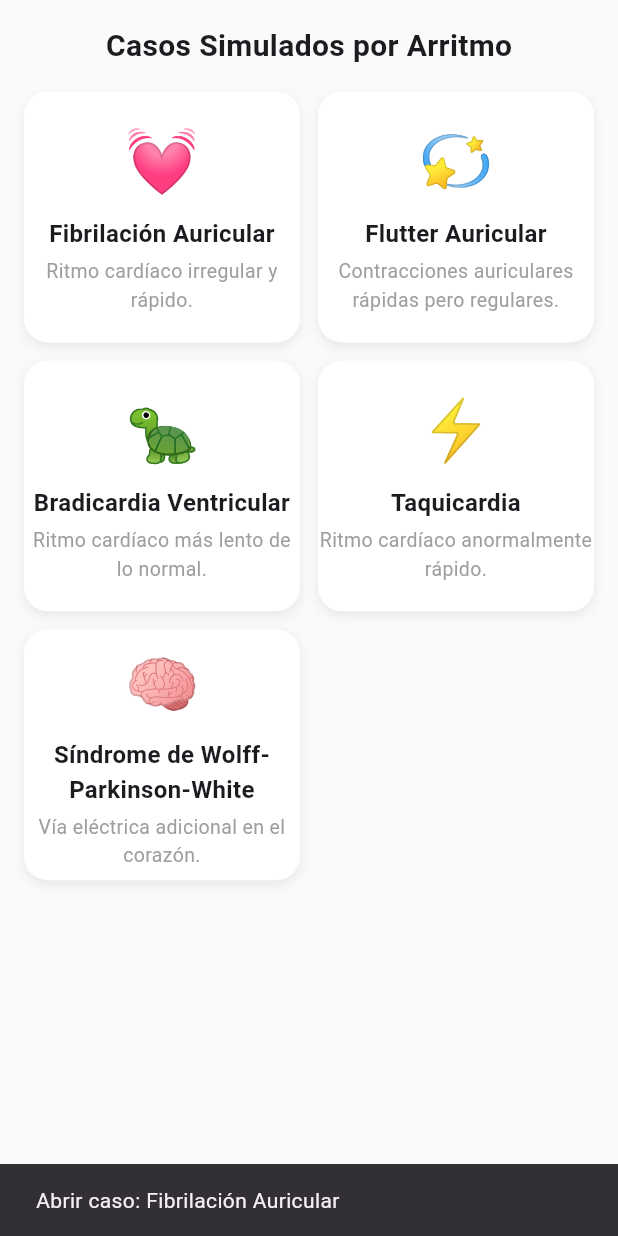
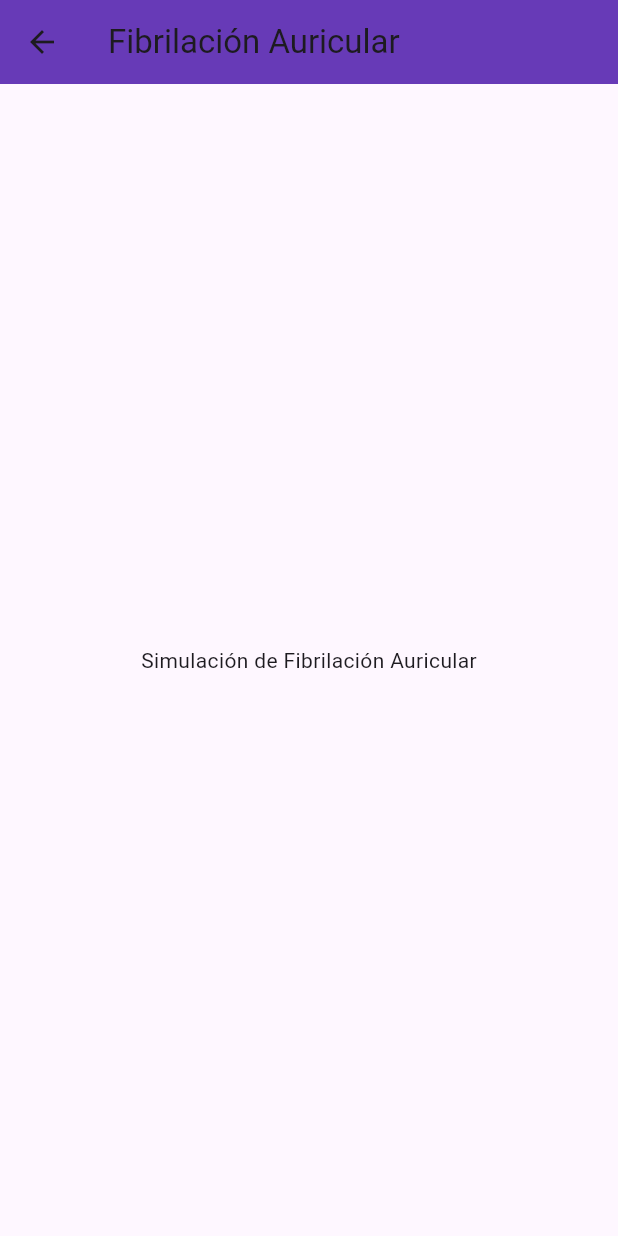
Before and after one commit to sebastianTFRB/ntelligence_companyA, a Flutter app: the CasosSimuladosScreen screen opened directly, after a tap on "Fibrilación Auricular", on a phone screen of 412 x 824 dp. Run offline on Flutter 3.47's test engine with Material 3 defaults, Android fonts, the phone set to English and light mode, and no system bars; our stand-ins replace audioplayers, cloud_firestore, firebase_auth, firebase_core; accounts and stored records are empty.

Commit message:
subo arritmo casos

```diff
--- /dev/null
+++ b/lib/screens/Arritmo/casos_simulados/fibrilacion_screen.dart
@@ -0,0 +1,18 @@
+import 'package:flutter/material.dart';
+
+class FibrilacionScreen extends StatelessWidget {
+  const FibrilacionScreen({super.key});
+
+  @override
+  Widget build(BuildContext context) {
+    return Scaffold(
+      appBar: AppBar(
+        title: const Text("Fibrilación Auricular"),
+        backgroundColor: Colors.deepPurple,
+      ),
+      body: const Center(
+        child: Text("Simulación de Fibrilación Auricular"),
+      ),
+    );
+  }
+}
--- a/lib/screens/Arritmo/casos_simulados_screen.dart
+++ b/lib/screens/Arritmo/casos_simulados_screen.dart
@@ -1,30 +1,59 @@
 import 'package:flutter/material.dart';
+
+// 👇 Importamos cada caso individual
+import 'casos_simulados/fibrilacion_screen.dart';
+import 'casos_simulados/flutter_screen.dart';
+import 'casos_simulados/bradicardia_screen.dart';
+import 'casos_simulados/taquicardia_screen.dart';
+import 'casos_simulados/wolff_screen.dart';
+
 
 class CasosSimuladosScreen extends StatelessWidget {
   const CasosSimuladosScreen({super.key});
 
-  final List<Map<String, String>> casos = const [
-    {"nombre": "Fibrilación Auricular", "descripcion": "Ritmo cardíaco irregular y rápido.", "icono": "💓"},
-    {"nombre": "Flutter Auricular", "descripcion": "Contracciones auriculares rápidas pero regulares.", "icono": "💫"},
-    {"nombre": "Bradicardia Ventricular", "descripcion": "Ritmo cardíaco más lento de lo normal.", "icono": "🐢"},
-    {"nombre": "Taquicardia", "descripcion": "Ritmo cardíaco anormalmente rápido.", "icono": "⚡"},
-    {"nombre": "Síndrome de Wolff-Parkinson-White", "descripcion": "Vía eléctrica adicional en el corazón.", "icono": "🧠"},
+  @override
+  Widget build(BuildContext context) {
+    final List<Map<String, dynamic>> casos = [
+      {
+        "nombre": "Fibrilación Auricular",
+        "descripcion": "Ritmo cardíaco irregular y rápido.",
+        "icono": "💓",
+        "screen": const FibrilacionScreen(),
+      },
+      {
+        "nombre": "Flutter Auricular",
+        "descripcion": "Contracciones auriculares rápidas pero regulares.",
+        "icono": "💫",
+        "screen": const FlutterScreen(),
+      },
+      {
+        "nombre": "Bradicardia Ventricular",
+        "descripcion": "Ritmo cardíaco más lento de lo normal.",
+        "icono": "🐢",
+        "screen": const BradicardiaScreen(),
+      },
+      {
+        "nombre": "Taquicardia",
+        "descripcion": "Ritmo cardíaco anormalmente rápido.",
+        "icono": "⚡",
+        "screen": const TaquicardiaScreen(),
+      },
+      {
+        "nombre": "Síndrome de Wolff-Parkinson-White",
+        "descripcion": "Vía eléctrica adicional en el corazón.",
+        "icono": "🧠",
+        "screen": const WolffScreen(),
+      },
     ];
 
-  @override
-  Widget build(BuildContext context) {
     return Scaffold(
       backgroundColor: Colors.grey[50],
+      appBar: AppBar(
+        title: const Text("Casos Simulados por Arritmo"),
+        backgroundColor: const Color(0xFF185A8D),
+      ),
       body: Padding(
         padding: const EdgeInsets.all(16),
-        child: Column(
-          children: [
-            const Text(
-              "Casos Simulados por Arritmo",
-              style: TextStyle(fontSize: 20, fontWeight: FontWeight.bold),
-            ),
-            const SizedBox(height: 16),
-            Expanded(
         child: GridView.builder(
           gridDelegate: const SliverGridDelegateWithFixedCrossAxisCount(
             crossAxisCount: 2,
@@ -37,9 +66,9 @@ class CasosSimuladosScreen extends StatelessWidget {
             final caso = casos[index];
             return GestureDetector(
               onTap: () {
-                      // Aquí luego abriremos detalle o simulación
-                      ScaffoldMessenger.of(context).showSnackBar(
-                        SnackBar(content: Text("Abrir caso: ${caso['nombre']}")),
+                Navigator.push(
+                  context,
+                  MaterialPageRoute(builder: (_) => caso['screen']),
                 );
               },
               child: Container(
@@ -57,16 +86,19 @@ class CasosSimuladosScreen extends StatelessWidget {
                 child: Column(
                   mainAxisAlignment: MainAxisAlignment.center,
                   children: [
-                          Text(caso['icono']!, style: const TextStyle(fontSize: 40)),
+                    Text(caso['icono'], style: const TextStyle(fontSize: 40)),
                     const SizedBox(height: 8),
                     Text(
-                            caso['nombre']!,
+                      caso['nombre'],
                       textAlign: TextAlign.center,
-                            style: const TextStyle(fontWeight: FontWeight.bold, fontSize: 16),
+                      style: const TextStyle(
+                        fontWeight: FontWeight.bold,
+                        fontSize: 16,
+                      ),
                     ),
                     const SizedBox(height: 4),
                     Text(
-                            caso['descripcion']!,
+                      caso['descripcion'],
                       textAlign: TextAlign.center,
                       style: const TextStyle(fontSize: 13, color: Colors.grey),
                     ),
@@ -77,9 +109,6 @@ class CasosSimuladosScreen extends StatelessWidget {
           },
         ),
       ),
-          ],
-        ),
-      ),
     );
   }
 }
```
Also changed, not shown: lib/screens/Arritmo/casos_simulados/bradicardia_screen.dart (added, +18 -0 lines), lib/screens/Arritmo/casos_simulados/flutter_screen.dart (added, +18 -0 lines), lib/screens/Arritmo/casos_simulados/taquicardia_screen.dart (added, +18 -0 lines), lib/screens/Arritmo/casos_simulados/wolff_screen.dart (added, +18 -0 lines). Lines whose indentation alone changed are shown as unchanged.
